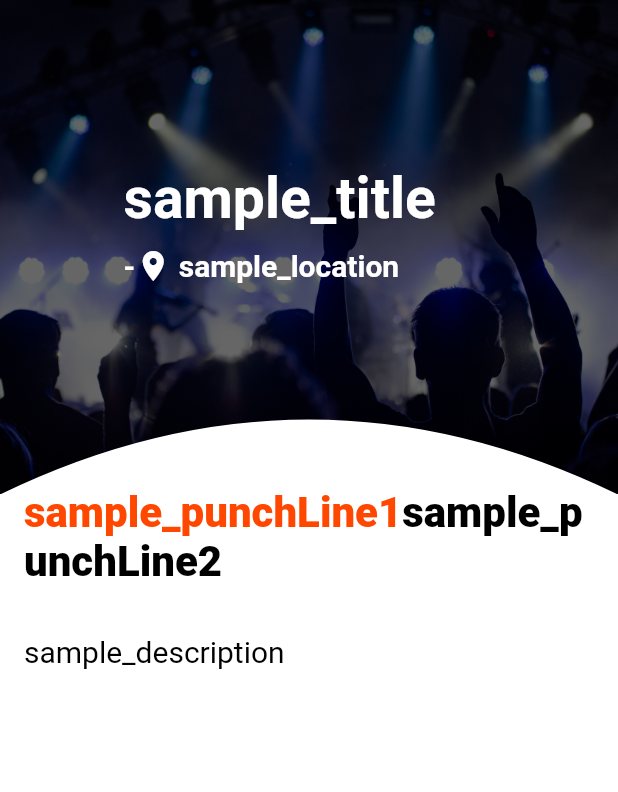
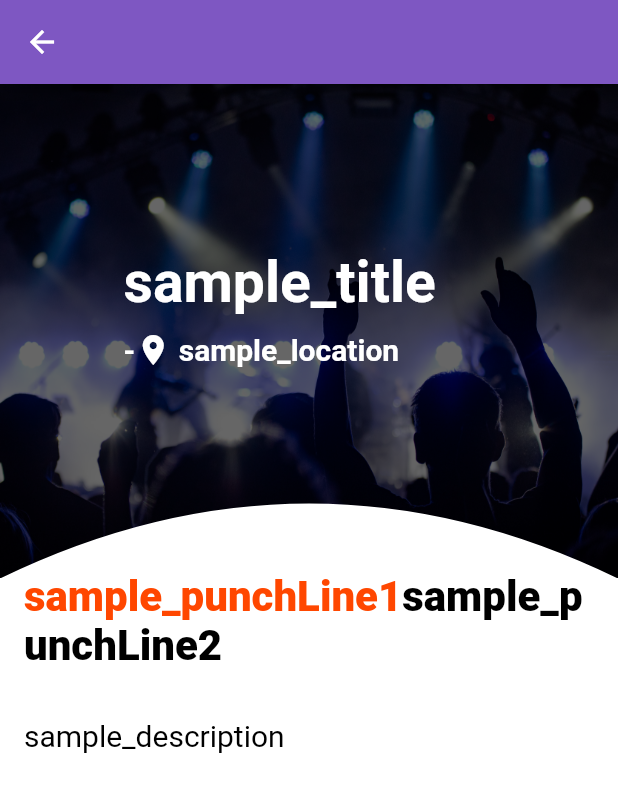
Before and after one commit to Yaizzz/F28_Luminexa, a Flutter app: the screen it shows once a user with an empty profile is signed in, after a tap on "sample_title", on a phone screen of 412 x 824 dp. Shown: the top 792 px of the screen. Run offline on Flutter 3.47's test engine with Material 2 defaults, Android fonts, the phone set to English and light mode, and no system bars; our stand-ins replace animated_theme_switcher, cloud_firestore, firebase_auth, firebase_core, flutter_riverpod, google_sign_in and 1 more; accounts and stored records are empty; network calls fail.

Commit message:
Uygulama üzerinde renk ayarlamaları yapıldı.

```diff
--- a/lib/pages/home_page.dart
+++ b/lib/pages/home_page.dart
@@ -41,7 +41,7 @@ class HomePage extends StatelessWidget {
       ),
       appBar: AppBar(
         backgroundColor: Colors.deepPurple[400],
-        actions: [IconButton(onPressed: signUserOut, icon: Icon(Icons.logout))],
+        //actions: [IconButton(onPressed: signUserOut, icon: Icon(Icons.logout))],
       ),
       body: Container(
         decoration: const BoxDecoration(
--- a/lib/pages/login_page.dart
+++ b/lib/pages/login_page.dart
@@ -175,6 +175,7 @@ class _LoginPageState extends State<LoginPage> {
 
                 // sign in button
                 LoginButton(
+                  color: Colors.black,
                   onTap: signUserIn,
                   text: "Giriş Yap",
                 ),
--- a/lib/pages/profile_page.dart
+++ b/lib/pages/profile_page.dart
@@ -22,8 +22,8 @@ class _ProfilePageState extends State<ProfilePage> {
     return Scaffold(
       //appBar: buildAppBar(context),
       appBar: AppBar(
-        title: Text("Profile Page"),
-        backgroundColor: Colors.grey[900],
+        title: Text("Profil Sayfası"),
+        backgroundColor: Colors.deepPurple[400],
       ),
       body: ListView(
         children: [
@@ -50,7 +50,7 @@ class _ProfilePageState extends State<ProfilePage> {
 
           //details
           MyTextBox(
-            sectionName: "My Details",
+            sectionName: "Hakkında",
             text: "Hi",
             onPressed: () => editField("details"),
           ),
--- a/lib/pages/register_page.dart
+++ b/lib/pages/register_page.dart
@@ -148,7 +148,6 @@ class _RegisterPageState extends State<RegisterPage> {
                   obscureText: false,
                 ),
 
-
                 const SizedBox(height: 10),
 
                 // password textfield
@@ -171,6 +170,7 @@ class _RegisterPageState extends State<RegisterPage> {
 
                 // sign in button
                 LoginButton(
+                  color: Colors.black,
                   onTap: signUserUp,
                   text: "Üye Ol",
                 ),
--- a/lib/ui/event_details/event_details_page.dart
+++ b/lib/ui/event_details/event_details_page.dart
@@ -5,22 +5,20 @@ import '../../models/event_repository.dart';
 import 'event_details_content.dart';
 import 'event_details_background.dart';
 
-
-
 class EventsDetailPage extends ConsumerWidget {
   const EventsDetailPage({Key? key, required this.event}) : super(key: key);
   final Event event;
 
   @override
   Widget build(BuildContext context, WidgetRef ref) {
-
-
     return Scaffold(
+      appBar: AppBar(
+        backgroundColor: Colors.deepPurple[400],
+      ),
       body: Stack(
         children: <Widget>[
           EventDetailsBackground(event: event),
           EventDetailsContent(event: event),
-
         ],
       ),
     );
--- a/lib/widgets/login_button.dart
+++ b/lib/widgets/login_button.dart
@@ -3,7 +3,8 @@ import 'package:flutter/material.dart';
 class LoginButton extends StatelessWidget {
   final Function()? onTap;
   final String text;
-  const LoginButton({super.key, required this.onTap,required this.text});
+  Color color = Colors.black;
+  LoginButton({super.key, required this.onTap, required this.text,required this.color});
 
   @override
   Widget build(BuildContext context) {
@@ -13,7 +14,7 @@ class LoginButton extends StatelessWidget {
         padding: const EdgeInsets.all(25),
         margin: const EdgeInsets.symmetric(horizontal: 25),
         decoration: BoxDecoration(
-            color: Colors.black, borderRadius: BorderRadius.circular(8)),
+            color: color, borderRadius: BorderRadius.circular(8)),
         child: Center(
           child: Text(
             text,
```
Also changed, not shown: lib/pages/etkinlik_kayit.dart (+28 -25 lines).
